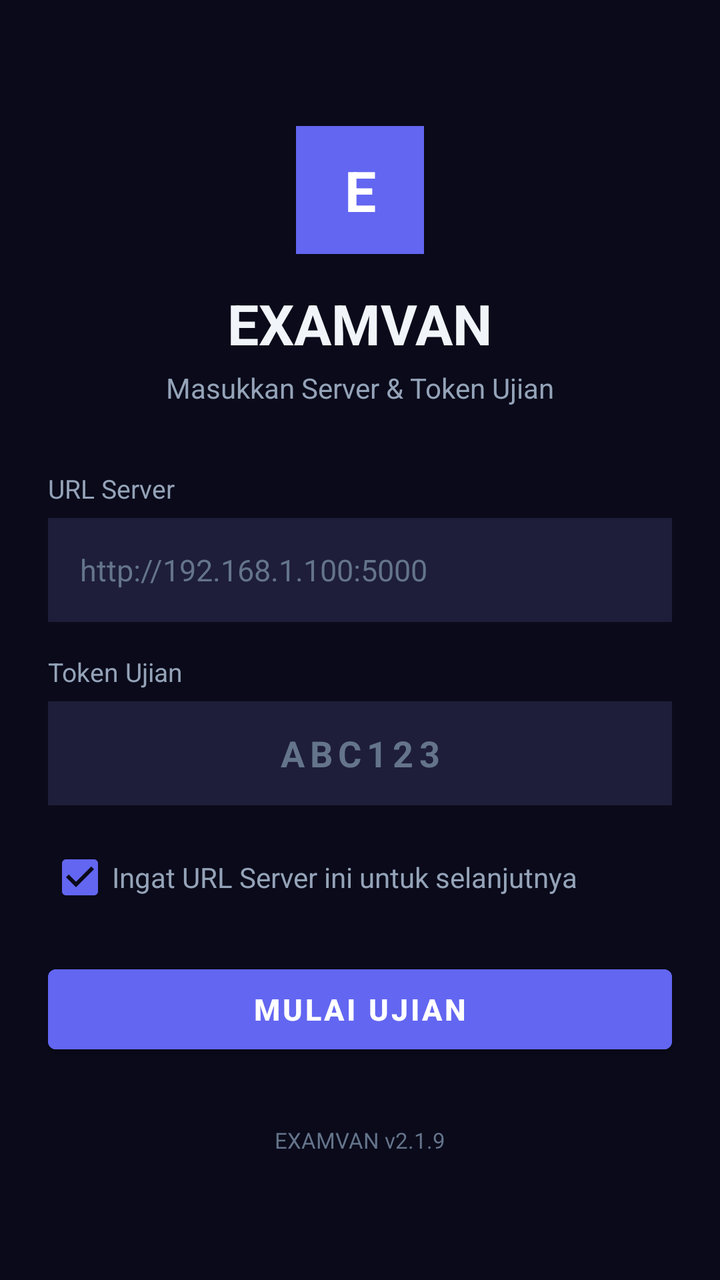
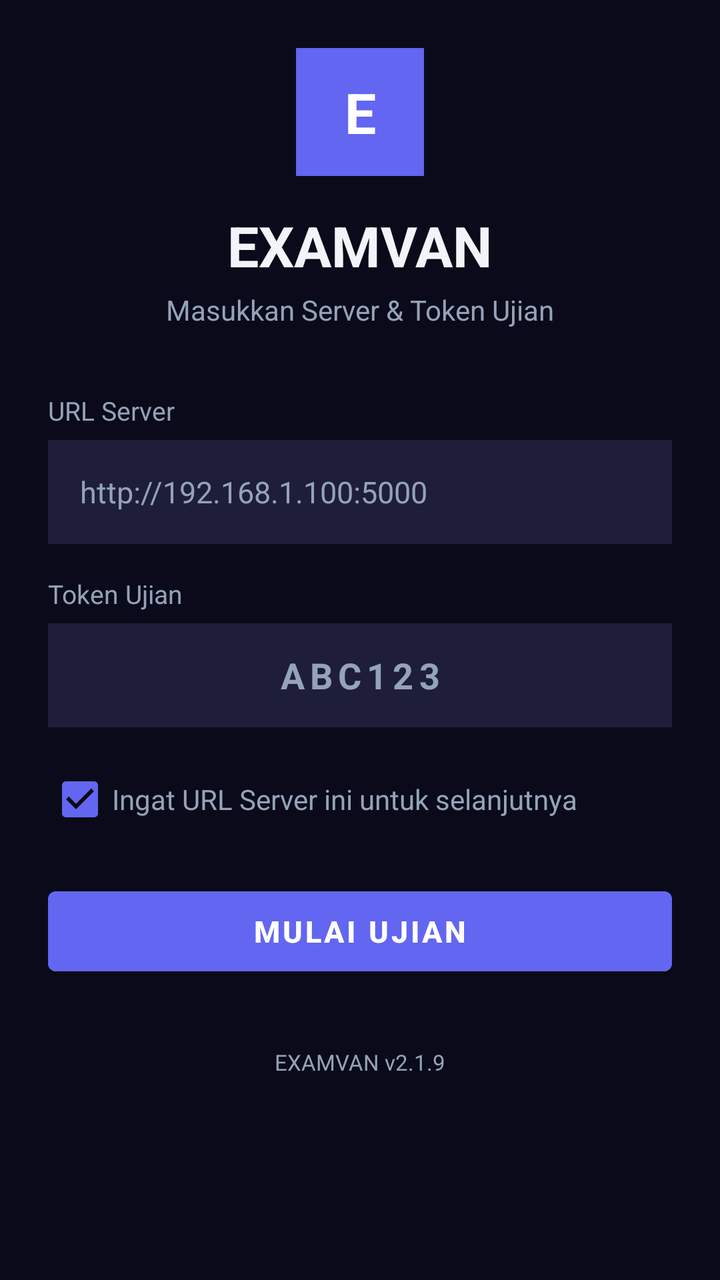

Before-and-after screenshots of an Android layout around one commit, followed by the original layout XML and the change that was made.
<!-- AndroidManifest.xml: application theme Theme.ExamVan -->
<!-- res/layout/activity_server_config.xml -->
<?xml version="1.0" encoding="utf-8"?>
<androidx.constraintlayout.widget.ConstraintLayout
    xmlns:android="http://schemas.android.com/apk/res/android"
    xmlns:app="http://schemas.android.com/apk/res-auto"
    android:layout_width="match_parent"
    android:layout_height="match_parent"
    android:background="@color/background"
    android:padding="24dp">

    <LinearLayout
        android:layout_width="0dp"
        android:layout_height="wrap_content"
        android:orientation="vertical"
        android:gravity="center_horizontal"
        app:layout_constraintTop_toTopOf="parent"
        app:layout_constraintBottom_toBottomOf="parent"
        app:layout_constraintStart_toStartOf="parent"
        app:layout_constraintEnd_toEndOf="parent"
        app:layout_constraintWidth_max="400dp">

        
        <TextView
            android:layout_width="64dp"
            android:layout_height="64dp"
            android:gravity="center"
            android:text="E"
            android:textSize="28sp"
            android:textColor="@color/on_primary"
            android:textStyle="bold"
            android:background="@color/primary"
            android:layout_marginBottom="16dp" />

        <TextView
            android:layout_width="wrap_content"
            android:layout_height="wrap_content"
            android:text="EXAMVAN"
            android:textSize="28sp"
            android:textStyle="bold"
            android:textColor="@color/on_surface"
            android:layout_marginBottom="4dp" />

        <TextView
            android:layout_width="wrap_content"
            android:layout_height="wrap_content"
            android:text="Masukkan Server &amp; Token Ujian"
            android:textSize="14sp"
            android:textColor="@color/text_secondary"
            android:layout_marginBottom="32dp" />

        
        <TextView
            android:layout_width="match_parent"
            android:layout_height="wrap_content"
            android:text="@string/label_server_url"
            android:textSize="13sp"
            android:textColor="@color/text_secondary"
            android:layout_marginBottom="6dp" />

        <EditText
            android:id="@+id/etServerUrl"
            android:layout_width="match_parent"
            android:layout_height="52dp"
            android:hint="@string/hint_server_url"
            android:inputType="textUri"
            android:textSize="15sp"
            android:textColor="@color/on_surface"
            android:textColorHint="@color/text_muted"
            android:background="@color/surface_variant"
            android:paddingHorizontal="16dp"
            android:singleLine="true"
            android:layout_marginBottom="16dp" />

        
        <TextView
            android:layout_width="match_parent"
            android:layout_height="wrap_content"
            android:text="@string/label_token"
            android:textSize="13sp"
            android:textColor="@color/text_secondary"
            android:layout_marginBottom="6dp" />

        <EditText
            android:id="@+id/etToken"
            android:layout_width="match_parent"
            android:layout_height="52dp"
            android:hint="@string/hint_token"
            android:inputType="textCapCharacters"
            android:textSize="18sp"
            android:textStyle="bold"
            android:textColor="@color/on_surface"
            android:textColorHint="@color/text_muted"
            android:background="@color/surface_variant"
            android:paddingHorizontal="16dp"
            android:singleLine="true"
            android:letterSpacing="0.15"
            android:gravity="center"
            android:maxLength="6"
            android:layout_marginBottom="12dp" />

        
        <CheckBox
            android:id="@+id/cbRememberUrl"
            android:layout_width="match_parent"
            android:layout_height="wrap_content"
            android:text="@string/cb_remember_url"
            android:textSize="14sp"
            android:textColor="@color/text_secondary"
            android:checked="true"
            android:buttonTint="@color/primary"
            android:layout_marginBottom="8dp" />

        
        <TextView
            android:id="@+id/tvError"
            android:layout_width="match_parent"
            android:layout_height="wrap_content"
            android:textSize="13sp"
            android:textColor="@color/danger"
            android:visibility="gone"
            android:gravity="center"
            android:layout_marginBottom="8dp" />

        
        <ProgressBar
            android:id="@+id/progressLoading"
            android:layout_width="32dp"
            android:layout_height="32dp"
            android:visibility="gone"
            android:indeterminateTint="@color/primary"
            android:layout_marginBottom="12dp" />

        
        <Button
            android:id="@+id/btnConnect"
            android:layout_width="match_parent"
            android:layout_height="52dp"
            android:text="@string/btn_start_exam"
            android:textSize="15sp"
            android:textStyle="bold"
            android:backgroundTint="@color/primary"
            android:textColor="@color/on_primary"
            android:layout_marginTop="8dp" />

        <TextView
            android:layout_width="wrap_content"
            android:layout_height="wrap_content"
            android:text="EXAMVAN v2.1.9"
            android:textSize="11sp"
            android:textColor="@color/text_muted"
            android:layout_marginTop="32dp" />

    </LinearLayout>

</androidx.constraintlayout.widget.ConstraintLayout>
<!-- resources referenced by this layout -->
<resources>
  <color name="background">#0A0A1A</color>
  <color name="danger">#EF4444</color>
  <color name="on_primary">#FFFFFF</color>
  <color name="on_surface">#F1F5F9</color>
  <color name="primary">#6366F1</color>
  <color name="surface_variant">#1E1E3A</color>
  <color name="text_muted">#64748B</color>
  <color name="text_secondary">#94A3B8</color>
  <string name="btn_start_exam">Mulai Ujian</string>
  <string name="cb_remember_url">Ingat URL Server ini untuk selanjutnya</string>
  <string name="hint_server_url">http://192.168.1.100:5000</string>
  <string name="hint_token">ABC123</string>
  <string name="label_server_url">URL Server</string>
  <string name="label_token">Token Ujian</string>
  <style name="Theme.ExamVan" parent="Theme.MaterialComponents.DayNight.NoActionBar">
          <item name="colorPrimary">@color/primary</item>
          <item name="colorPrimaryDark">@color/primary_dark</item>
          <item name="colorPrimaryVariant">@color/primary_variant</item>
          <item name="colorOnPrimary">@color/on_primary</item>
          <item name="android:colorBackground">@color/background</item>
          <item name="colorSurface">@color/surface</item>
          <item name="colorOnSurface">@color/on_surface</item>
          <item name="android:statusBarColor">@color/background</item>
          <item name="android:navigationBarColor">@color/background</item>
          <item name="android:windowLightStatusBar">false</item>
      </style>
  <color name="primary_dark">#4F46E5</color>
  <color name="primary_variant">#8B5CF6</color>
  <color name="surface">#12122A</color>
</resources>

<!-- the commit's change to res/layout/activity_server_config.xml (unified diff, before → after) -->
@@ -7,18 +7,23 @@
     android:background="@color/background"
     android:padding="24dp">
 
-    <LinearLayout
+    <androidx.core.widget.NestedScrollView
         android:layout_width="0dp"
-        android:layout_height="wrap_content"
-        android:orientation="vertical"
-        android:gravity="center_horizontal"
+        android:layout_height="0dp"
+        android:fillViewport="true"
         app:layout_constraintTop_toTopOf="parent"
         app:layout_constraintBottom_toBottomOf="parent"
         app:layout_constraintStart_toStartOf="parent"
         app:layout_constraintEnd_toEndOf="parent"
         app:layout_constraintWidth_max="400dp">
 
-        
+        <LinearLayout
+            android:layout_width="match_parent"
+            android:layout_height="wrap_content"
+            android:orientation="vertical"
+            android:gravity="center_horizontal">
+
+            
         <TextView
             android:layout_width="64dp"
             android:layout_height="64dp"
@@ -95,6 +100,7 @@
             android:letterSpacing="0.15"
             android:gravity="center"
             android:maxLength="6"
+            android:imeOptions="actionDone"
             android:layout_marginBottom="12dp" />
 
         
@@ -149,6 +155,8 @@
             android:textColor="@color/text_muted"
             android:layout_marginTop="32dp" />
 
-    </LinearLayout>
+        </LinearLayout>
+
+    </androidx.core.widget.NestedScrollView>
 
 </androidx.constraintlayout.widget.ConstraintLayout>
<!-- resource entries referenced after the edit -->
@@ -6,7 +6,7 @@
   <color name="on_surface">#F1F5F9</color>
   <color name="primary">#6366F1</color>
   <color name="surface_variant">#1E1E3A</color>
-  <color name="text_muted">#64748B</color>
+  <color name="text_muted">#94A3B8</color>
   <color name="text_secondary">#94A3B8</color>
   <string name="btn_start_exam">Mulai Ujian</string>
   <string name="cb_remember_url">Ingat URL Server ini untuk selanjutnya</string>
@@ -22,6 +22,11 @@
           <item name="android:colorBackground">@color/background</item>
           <item name="colorSurface">@color/surface</item>
           <item name="colorOnSurface">@color/on_surface</item>
+          <item name="colorSecondary">@color/primary_dark</item>
+          <item name="colorOnSecondary">@color/on_primary</item>
+          <item name="colorError">@color/danger</item>
+          <item name="colorOnError">@color/on_primary</item>
+          <item name="colorOnBackground">@color/on_background</item>
           <item name="android:statusBarColor">@color/background</item>
           <item name="android:navigationBarColor">@color/background</item>
           <item name="android:windowLightStatusBar">false</item>
@@ -29,5 +34,6 @@
   <color name="primary_dark">#4F46E5</color>
   <color name="primary_variant">#8B5CF6</color>
   <color name="surface">#12122A</color>
+  <color name="on_background">#F1F5F9</color>
 </resources>
 
